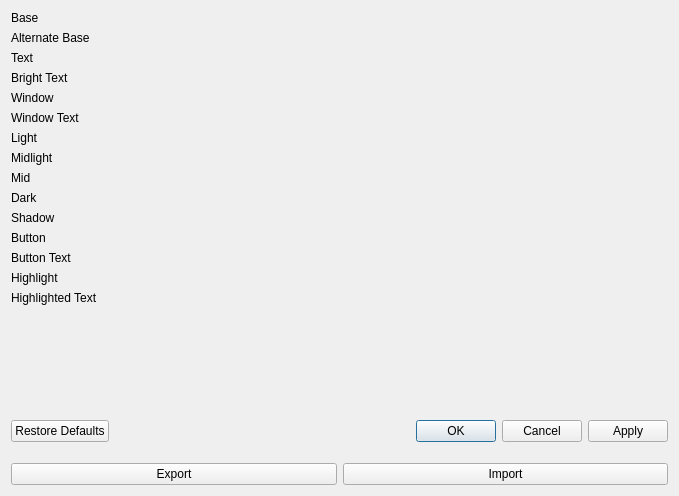
This is src/styleeditor.ui in beige/CreatorStyleEdit as Qt 5 draws it before an edit. The edited form follows.
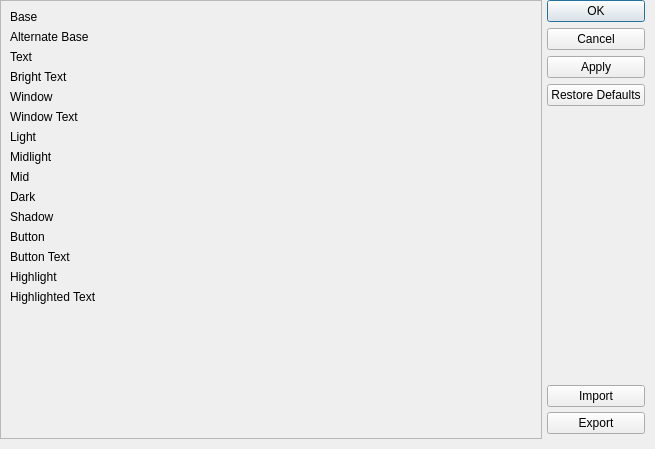
This is the edited form. Custom widgets are drawn as their Qt base class.

```diff
--- a/src/styleeditor.ui
+++ b/src/styleeditor.ui
@@ -6,14 +6,68 @@
    <rect>
     <x>0</x>
     <y>0</y>
-    <width>679</width>
-    <height>496</height>
+    <width>655</width>
+    <height>449</height>
    </rect>
   </property>
   <property name="windowTitle">
    <string>Dialog</string>
   </property>
-  <layout class="QVBoxLayout" name="verticalLayout">
+  <layout class="QGridLayout" name="gridLayout">
+   <property name="leftMargin">
+    <number>0</number>
+   </property>
+   <property name="topMargin">
+    <number>0</number>
+   </property>
+   <property name="rightMargin">
+    <number>10</number>
+   </property>
+   <property name="bottomMargin">
+    <number>10</number>
+   </property>
+   <property name="spacing">
+    <number>5</number>
+   </property>
+   <item row="2" column="1">
+    <widget class="QPushButton" name="importPushButton">
+     <property name="text">
+      <string>Import</string>
+     </property>
+    </widget>
+   </item>
+   <item row="0" column="1">
+    <widget class="QDialogButtonBox" name="buttonBox">
+     <property name="orientation">
+      <enum>Qt::Vertical</enum>
+     </property>
+     <property name="standardButtons">
+      <set>QDialogButtonBox::Apply|QDialogButtonBox::Cancel|QDialogButtonBox::Ok|QDialogButtonBox::RestoreDefaults</set>
+     </property>
+    </widget>
+   </item>
+   <item row="3" column="1">
+    <widget class="QPushButton" name="exportPushButton">
+     <property name="text">
+      <string>Export</string>
+     </property>
+    </widget>
+   </item>
+   <item row="0" column="0" rowspan="5">
+    <widget class="QScrollArea" name="scrollArea">
+     <property name="widgetResizable">
+      <bool>true</bool>
+     </property>
+     <widget class="QWidget" name="scrollAreaWidgetContents">
+      <property name="geometry">
+       <rect>
+        <x>0</x>
+        <y>0</y>
+        <width>501</width>
+        <height>433</height>
+       </rect>
+      </property>
+      <layout class="QVBoxLayout" name="verticalLayout_2">
    <item>
     <layout class="QFormLayout" name="formLayout">
      <property name="fieldGrowthPolicy">
@@ -171,14 +225,11 @@
      </item>
     </layout>
    </item>
-   <item>
-    <widget class="QDialogButtonBox" name="buttonBox">
-     <property name="standardButtons">
-      <set>QDialogButtonBox::Apply|QDialogButtonBox::Cancel|QDialogButtonBox::Ok|QDialogButtonBox::RestoreDefaults</set>
-     </property>
+      </layout>
+     </widget>
     </widget>
    </item>
-   <item>
+   <item row="1" column="1">
     <spacer name="verticalSpacer">
      <property name="orientation">
       <enum>Qt::Vertical</enum>
@@ -189,29 +240,11 @@
      <property name="sizeHint" stdset="0">
       <size>
        <width>20</width>
-       <height>15</height>
+       <height>20</height>
       </size>
      </property>
     </spacer>
    </item>
-   <item>
-    <layout class="QHBoxLayout" name="horizontalLayout">
-     <item>
-      <widget class="QPushButton" name="exportPushButton">
-       <property name="text">
-        <string>Export</string>
-       </property>
-      </widget>
-     </item>
-     <item>
-      <widget class="QPushButton" name="importPushButton">
-       <property name="text">
-        <string>Import</string>
-       </property>
-      </widget>
-     </item>
-    </layout>
-   </item>
   </layout>
  </widget>
  <customwidgets>
```
Lines whose indentation alone changed are shown as unchanged.
